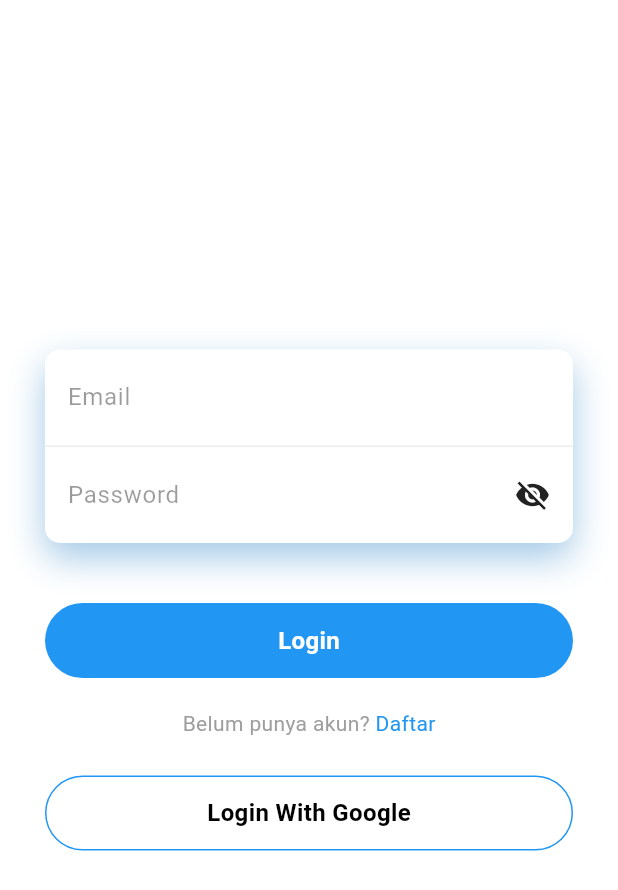
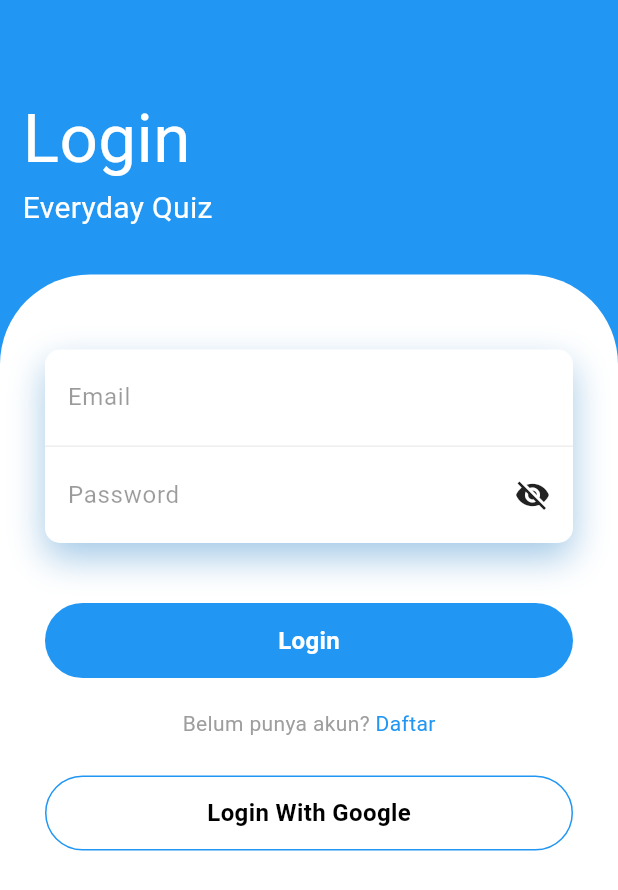
Before and after one commit to maulanasiddiq-andev/quiz-app-mobile, a Flutter app: the screen it shows after launch, on a phone screen of 412 x 824 dp. Shown: the top 890 px of the screen. Run offline on Flutter 3.47's test engine with Material 3 defaults, Android fonts, the phone set to English and light mode, and no system bars; our stand-ins replace carousel_slider, connectivity_plus, dio, firebase_core, firebase_messaging, fl_chart and 9 more; accounts and stored records are empty.

Commit message:
fix: implement background color for auth container

```diff
--- a/lib/components/auth_container.dart
+++ b/lib/components/auth_container.dart
@@ -18,6 +18,7 @@ class AuthContainer extends StatelessWidget {
     return SingleChildScrollView(
       child: Container(
         height: screenHeight,
+        color: colors.primary,
         padding: EdgeInsets.only(top: MediaQuery.of(context).padding.top),
         child: Column(
           crossAxisAlignment: CrossAxisAlignment.start,
```
